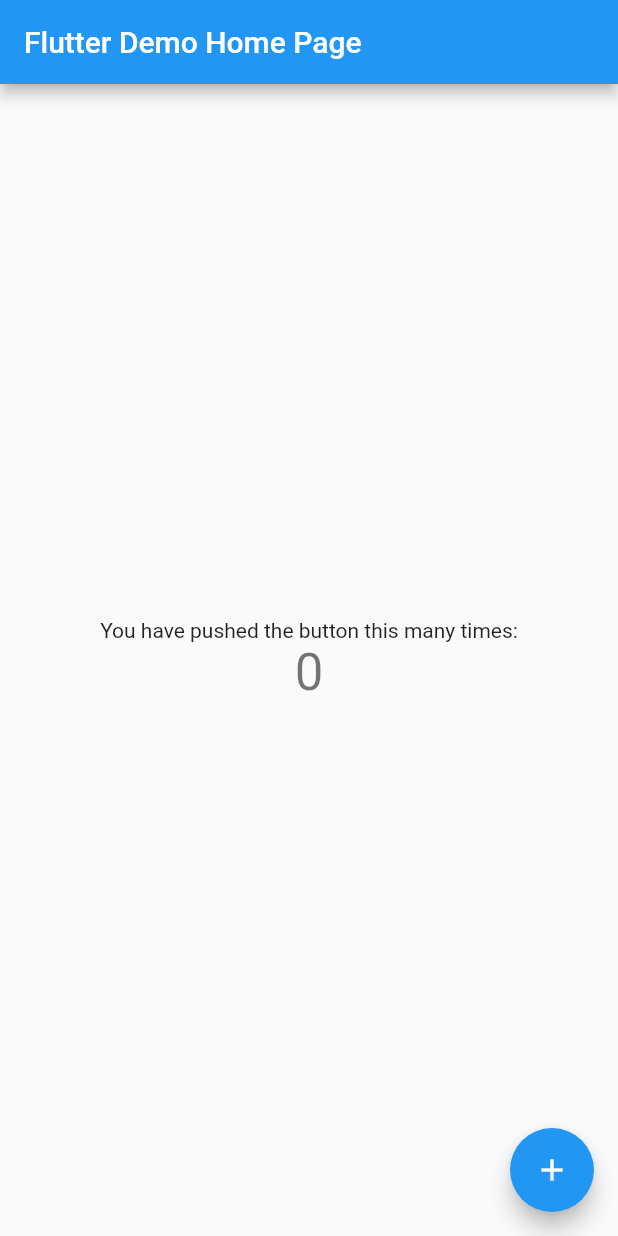
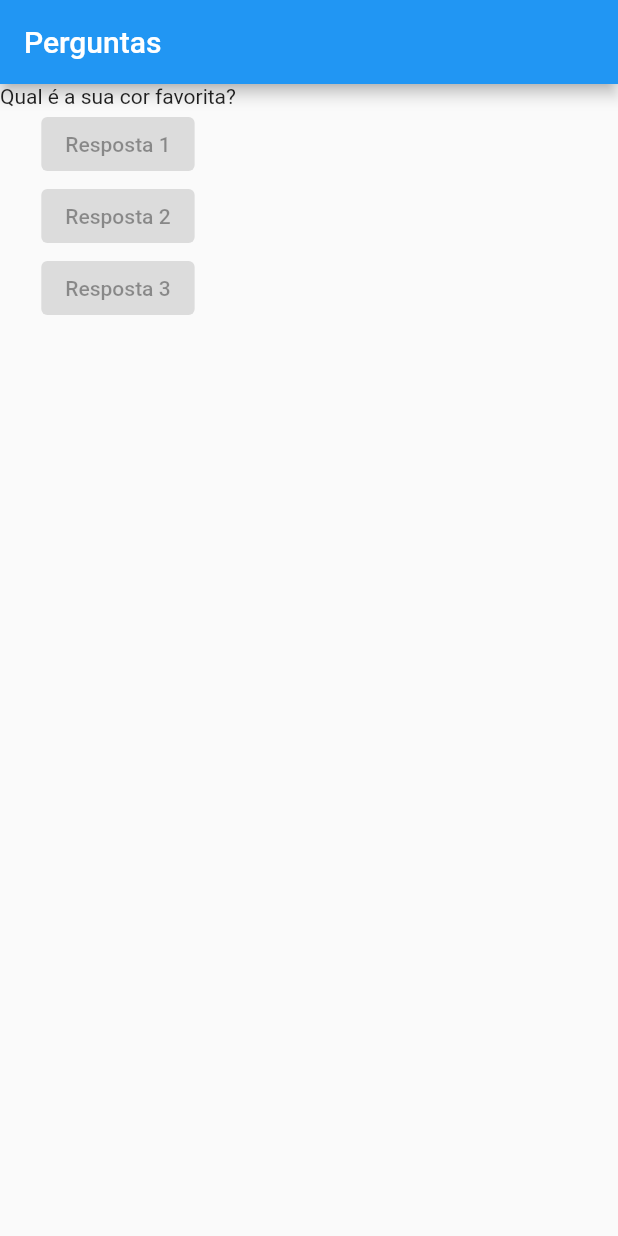
Before and after one commit to Jo-Analyst/projeto_perguntas, a Flutter app: the screen it shows after launch, on a phone screen of 412 x 824 dp. Run offline on Flutter 3.47's test engine with Material 2 defaults, Android fonts, the phone set to English and light mode, and no system bars.

```diff
--- a/lib/main.dart
+++ b/lib/main.dart
@@ -1,115 +1,32 @@
 import 'package:flutter/material.dart';
 
 void main() {
-  runApp(const MyApp());
+  runApp(const PerguntaApp());
 }
 
-class MyApp extends StatelessWidget {
-  const MyApp({super.key});
+class PerguntaApp extends StatelessWidget {
+  const PerguntaApp({super.key});
 
-  // This widget is the root of your application.
   @override
   Widget build(BuildContext context) {
+    final List<String> perguntas = [
+      'Qual é a sua cor favorita?',
+      'Qual é o seu animal favorito?',
+    ];
     return MaterialApp(
-      title: 'Flutter Demo',
-      theme: ThemeData(
-        // This is the theme of your application.
-        //
-        // Try running your application with "flutter run". You'll see the
-        // application has a blue toolbar. Then, without quitting the app, try
-        // changing the primarySwatch below to Colors.green and then invoke
-        // "hot reload" (press "r" in the console where you ran "flutter run",
-        // or simply save your changes to "hot reload" in a Flutter IDE).
-        // Notice that the counter didn't reset back to zero; the application
-        // is not restarted.
-        primarySwatch: Colors.blue,
+      home: Scaffold(
+        appBar: AppBar(
+          title: const Text('Perguntas'),
+        ),
+        body: Column(
+          children: [
+            Text(perguntas[0]),
+            const ElevatedButton(onPressed: null, child: Text('Resposta 1')),
+            const ElevatedButton(onPressed: null, child: Text('Resposta 2')),
+            const ElevatedButton(onPressed: null, child: Text('Resposta 3')),
+          ],
+        ),
       ),
-      home: const MyHomePage(title: 'Flutter Demo Home Page'),
     );
   }
 }
-
-class MyHomePage extends StatefulWidget {
-  const MyHomePage({super.key, required this.title});
-
-  // This widget is the home page of your application. It is stateful, meaning
-  // that it has a State object (defined below) that contains fields that affect
-  // how it looks.
-
-  // This class is the configuration for the state. It holds the values (in this
-  // case the title) provided by the parent (in this case the App widget) and
-  // used by the build method of the State. Fields in a Widget subclass are
-  // always marked "final".
-
-  final String title;
-
-  @override
-  State<MyHomePage> createState() => _MyHomePageState();
-}
-
-class _MyHomePageState extends State<MyHomePage> {
-  int _counter = 0;
-
-  void _incrementCounter() {
-    setState(() {
-      // This call to setState tells the Flutter framework that something has
-      // changed in this State, which causes it to rerun the build method below
-      // so that the display can reflect the updated values. If we changed
-      // _counter without calling setState(), then the build method would not be
-      // called again, and so nothing would appear to happen.
-      _counter++;
-    });
-  }
-
-  @override
-  Widget build(BuildContext context) {
-    // This method is rerun every time setState is called, for instance as done
-    // by the _incrementCounter method above.
-    //
-    // The Flutter framework has been optimized to make rerunning build methods
-    // fast, so that you can just rebuild anything that needs updating rather
-    // than having to individually change instances of widgets.
-    return Scaffold(
-      appBar: AppBar(
-        // Here we take the value from the MyHomePage object that was created by
-        // the App.build method, and use it to set our appbar title.
-        title: Text(widget.title),
-      ),
-      body: Center(
-        // Center is a layout widget. It takes a single child and positions it
-        // in the middle of the parent.
-        child: Column(
-          // Column is also a layout widget. It takes a list of children and
-          // arranges them vertically. By default, it sizes itself to fit its
-          // children horizontally, and tries to be as tall as its parent.
-          //
-          // Invoke "debug painting" (press "p" in the console, choose the
-          // "Toggle Debug Paint" action from the Flutter Inspector in Android
-          // Studio, or the "Toggle Debug Paint" command in Visual Studio Code)
-          // to see the wireframe for each widget.
-          //
-          // Column has various properties to control how it sizes itself and
-          // how it positions its children. Here we use mainAxisAlignment to
-          // center the children vertically; the main axis here is the vertical
-          // axis because Columns are vertical (the cross axis would be
-          // horizontal).
-          mainAxisAlignment: MainAxisAlignment.center,
-          children: <Widget>[
-            const Text(
-              'You have pushed the button this many times:',
-            ),
-            Text(
-              '$_counter',
-              style: Theme.of(context).textTheme.headline4,
-            ),
-          ],
-        ),
-      ),
-      floatingActionButton: FloatingActionButton(
-        onPressed: _incrementCounter,
-        tooltip: 'Increment',
-        child: const Icon(Icons.add),
-      ), // This trailing comma makes auto-formatting nicer for build methods.
-    );
-  }
-}
```
Also changed, not shown: 1 other file.
